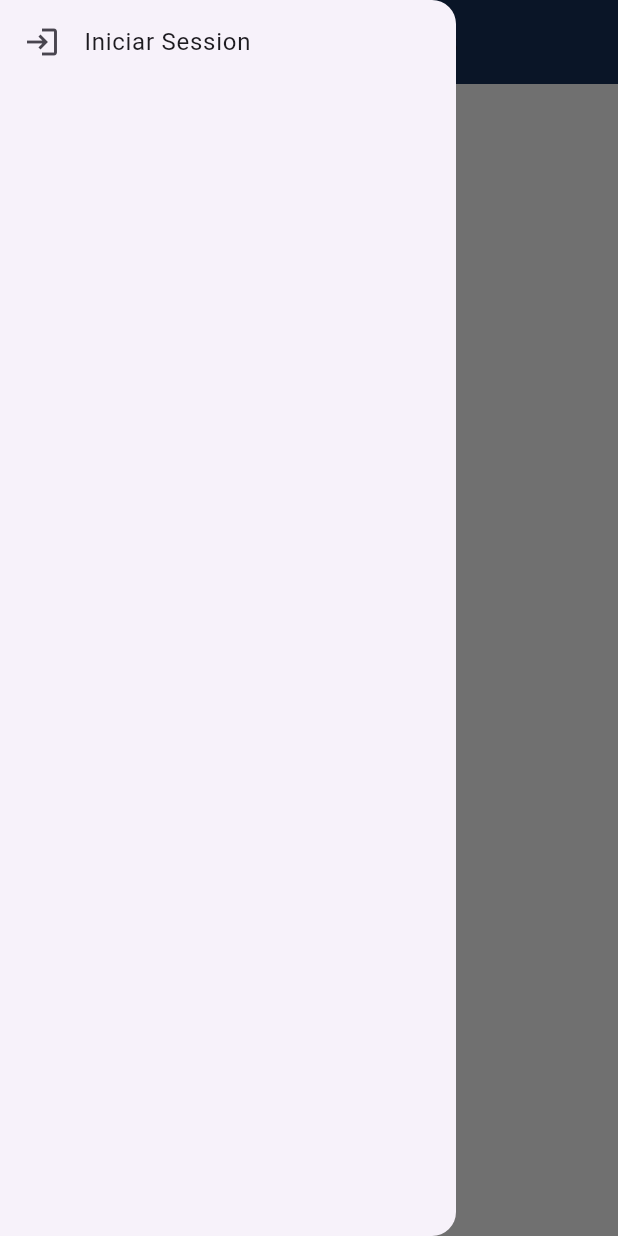
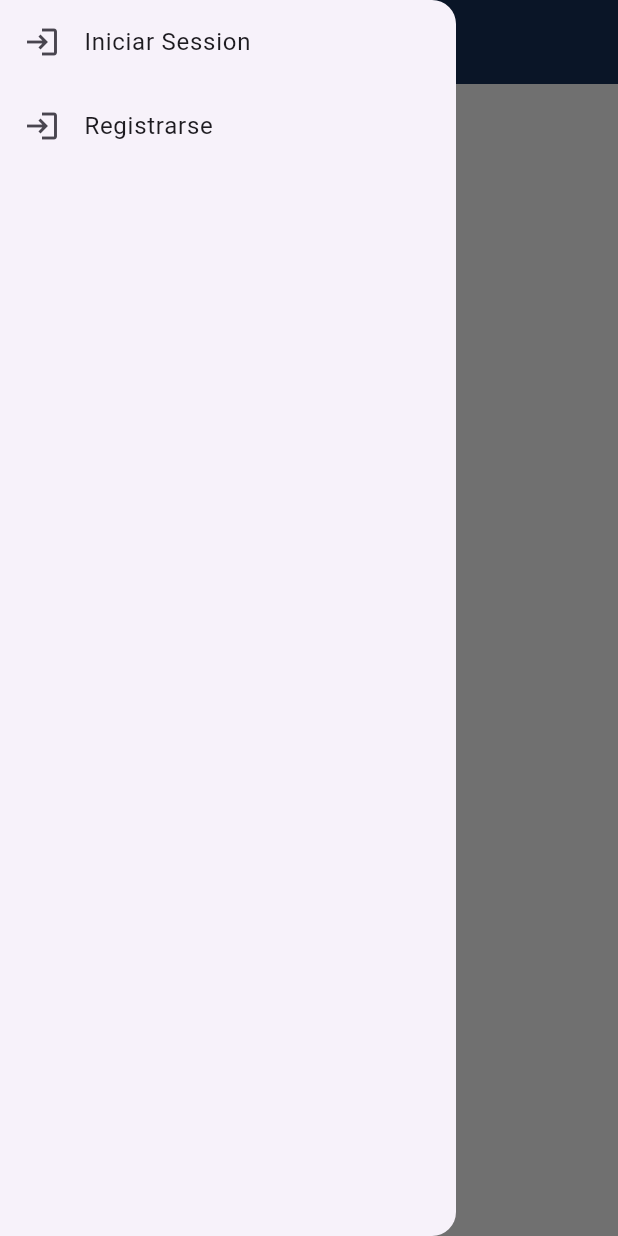
Before and after one commit to Alvitronex/frontend-sludhealtech, a Flutter app: the HomeScreen screen opened directly, with the side drawer open, on a phone screen of 412 x 824 dp. Run offline on Flutter 3.47's test engine with Material 3 defaults, Android fonts, the phone set to English and light mode, and no system bars; our stand-ins replace flutter_secure_storage; accounts and stored records are empty.

Commit message:
solucionando probelmas de inicio de sesion y tomando en cuenta las rutas

```diff
--- a/lib/components/utils/sidebar.dart
+++ b/lib/components/utils/sidebar.dart
@@ -21,6 +21,16 @@ class SideBar extends StatelessWidget {
                       context,
                       MaterialPageRoute(
                           builder: (context) => const LoginScreen()));
+                },
+              ),
+              ListTile(
+                leading: const Icon(Icons.login),
+                title: const Text("Registrarse"),
+                onTap: () {
+                  Navigator.push(
+                      context,
+                      MaterialPageRoute(
+                          builder: (context) => const HomeScreen()));
                 },
               ),
             ],
@@ -50,10 +60,14 @@ class SideBar extends StatelessWidget {
                 ),
               ),
               ListTile(
-                  leading: const Icon(Icons.shop),
-                  title: const Text("Modulo de compras"),
+                  leading: const Icon(Icons.home_filled),
+                  title: const Text("Pantalla de inicio"),
                   onTap: () {
-                    print("presionando modulo de compras");
+                    Navigator.push(
+                      context,
+                      MaterialPageRoute(
+                          builder: (context) => const HomeScreen()),
+                    );
                   }),
               const Divider(
                 height: 12,
--- a/lib/screens/login/home_screen.dart
+++ b/lib/screens/login/home_screen.dart
@@ -1,5 +1,7 @@
 import 'package:flutter/material.dart';
 import 'package:frontend/components/components.dart';
+import 'package:frontend/screens/login/home.dart';
+import 'package:frontend/screens/login/login_screen.dart';
 // import 'package:frontend/screens/medicine/sugerente_medicine.dart';
 
 class HomeScreen extends StatefulWidget {
@@ -21,11 +23,33 @@ class _HomeScreenState extends State<HomeScreen> {
         //       MaterialPageRoute(builder: (_) => const SugerenteMedicine())),
         // ),
         title: const Center(
-          child: Text("Home Screens"),
+          child: Text("S'lud Healtech"),
         ),
       ),
-      body: const Center(
-        child: Column(),
+      body: Center(
+        child: Column(
+          mainAxisAlignment: MainAxisAlignment.center,
+          children: [
+            Padding(
+              padding: const EdgeInsets.all(70),
+              child: ListTile(
+                leading: const Icon(Icons.home),
+                title: Text(
+                  "Comenzemos",
+                  style: TextStyle(
+                    fontSize: 25,
+                    fontWeight: FontWeight.bold,
+                    color: Colors.grey.shade400,
+                  ),
+                ),
+                onTap: () {
+                  Navigator.pushReplacement(context,
+                      MaterialPageRoute(builder: (context) => const Home()));
+                },
+              ),
+            ),
+          ],
+        ),
       ),
     );
   }
--- a/lib/services/auth_service.dart
+++ b/lib/services/auth_service.dart
@@ -1,5 +1,4 @@
 import 'dart:convert';
-
 import 'package:flutter/material.dart';
 import 'package:flutter_secure_storage/flutter_secure_storage.dart';
 import 'package:frontend/models/models.dart';
@@ -64,7 +63,7 @@ class AuthService extends ChangeNotifier {
 
   void storeToken(String token) async {
     _storage.write(key: 'token', value: token);
-    //print(token);
+    // print(token);
   }
 
   void logout() async {
```
Also changed, not shown: lib/components/utils/splash_screen.dart (+4 -3 lines), lib/screens/login/home.dart (added, +33 -0 lines), lib/screens/login/login_screen.dart (+14 -4 lines), 3 other files.
